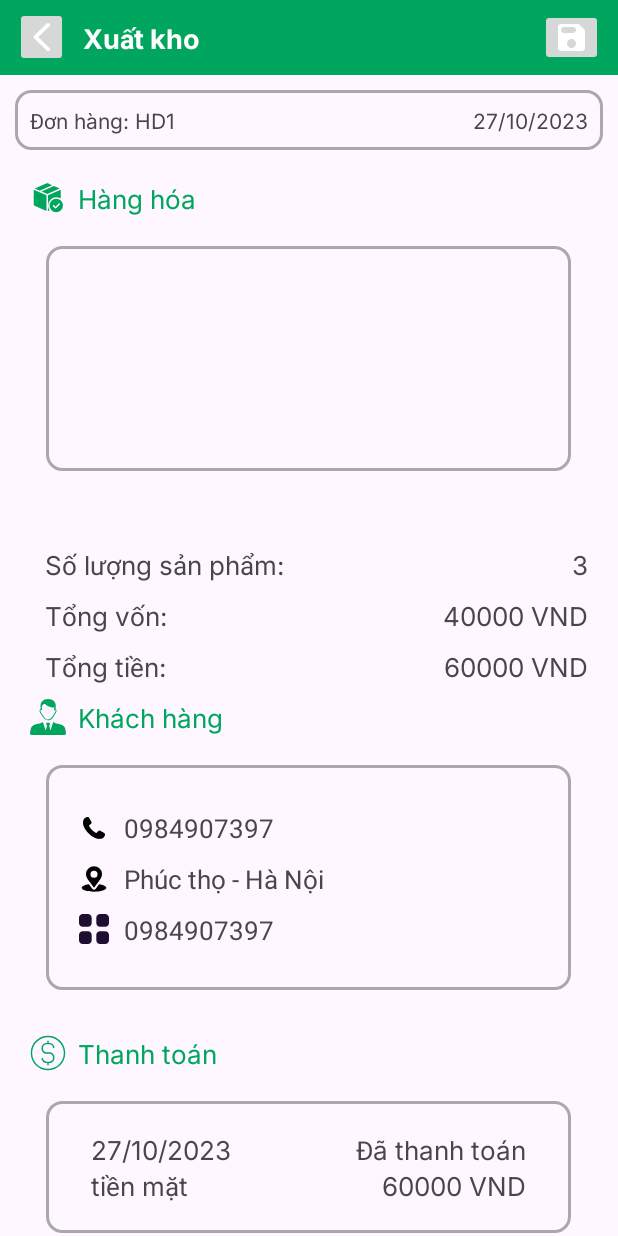
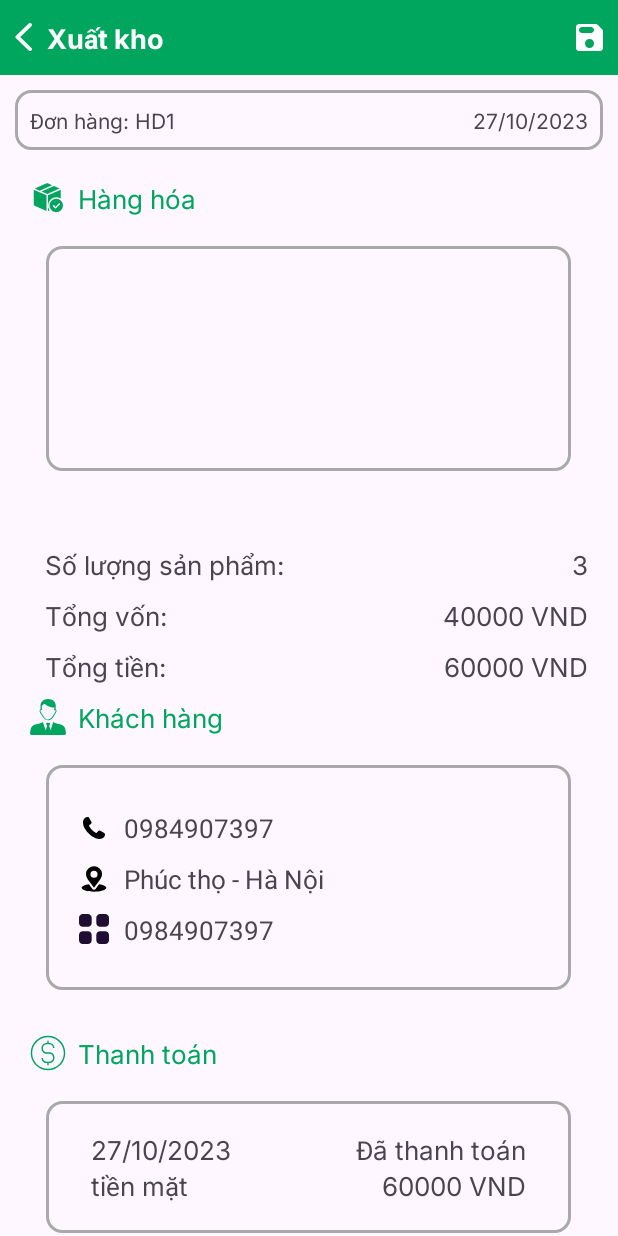
Before and after one commit to VanhMobile/Saller-App, an Android app: the fragment Fragment_add_bill shown on its own in the app's theme, on a phone screen of 412 x 824 dp. Run offline under Robolectric (Android 15) with nearby library versions, the phone set to English and light mode, and no system bars; our stand-ins replace sdp/ssp sizes.

```diff
--- a/app/src/main/res/layout/fragment_add_bill.xml
+++ b/app/src/main/res/layout/fragment_add_bill.xml
@@ -22,6 +22,7 @@
                 <ImageButton
                     android:layout_width="wrap_content"
                     android:layout_height="wrap_content"
+                    android:background="@android:color/transparent"
                     android:src="@drawable/icon_back"
                     android:layout_gravity="center_vertical"
                     android:layout_marginLeft="10dp"/>
@@ -41,6 +42,7 @@
                     android:layout_width="wrap_content"
                     android:layout_height="wrap_content"
                     android:src="@drawable/icon_save"
+                    android:background="@android:color/transparent"
                     android:layout_gravity="center_vertical"
                     android:layout_marginRight="10dp"/>
 
```
